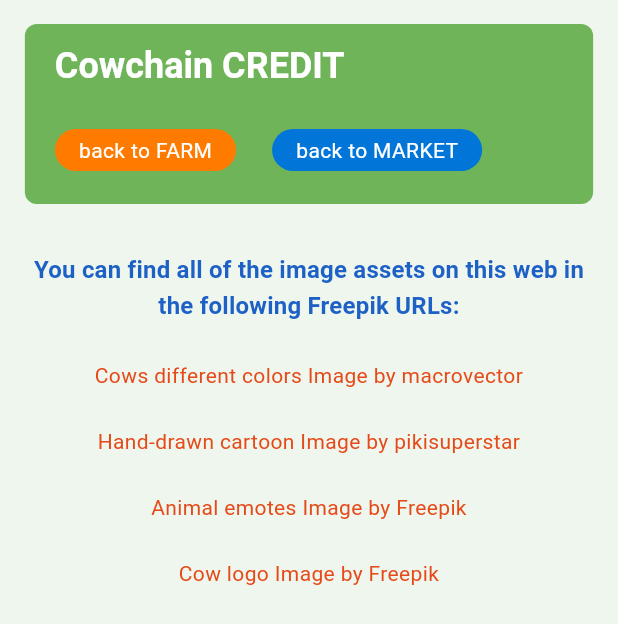
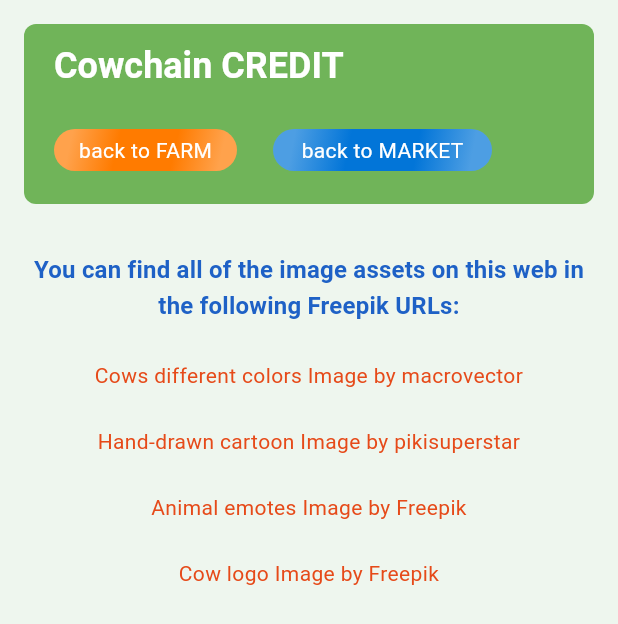
Before and after one commit to hasToDev/cowchain-farm-app, a Flutter app: the CreditPage screen opened by its route, on a phone screen of 412 x 824 dp. Shown: the top 624 px of the screen. Run offline on Flutter 3.47's test engine with Material 2 defaults, Android fonts, the phone set to English and light mode, and no system bars; our stand-ins replace fixnum, get_time_ago, go_router; missing offline and left inert: stellar_flutter_sdk.

Commit message:
update Credit page

```diff
--- a/lib/pages/credit_page.dart
+++ b/lib/pages/credit_page.dart
@@ -65,12 +65,12 @@
                                   double maxWidth = constraints.maxWidth;
                                   double leftPad = 0;
                                   double rightPad = 0;
-                                  if (maxWidth >= 534) {
-                                    leftPad = maxWidth - 534;
-                                  } else if (maxWidth >= 326 && maxWidth < 534) {
-                                    rightPad = maxWidth - 326;
-                                  } else if (maxWidth >= 186 && maxWidth < 326) {
-                                    rightPad = maxWidth - 186;
+                                  if (maxWidth >= 540) {
+                                    leftPad = maxWidth - 540;
+                                  } else if (maxWidth >= 332 && maxWidth < 540) {
+                                    rightPad = maxWidth - 332;
+                                  } else if (maxWidth >= 192 && maxWidth < 332) {
+                                    rightPad = maxWidth - 192;
                                   }
                                   return Padding(
                                     padding: EdgeInsets.only(
@@ -135,22 +135,48 @@
   // Contains list of Navigation button for credit page.
   List<Widget> barActionButtons(BuildContext context) {
     return [
-      Padding(
+      Container(
+        width: 146,
         padding: const EdgeInsets.only(right: 24),
-        child: AppButton(
+        child: AppGradientButton(
           title: 'back to FARM',
-          backgroundColor: const Color.fromRGBO(255, 123, 0, 1),
+          gradient: const LinearGradient(
+            begin: Alignment.topLeft,
+            end: Alignment.bottomRight,
+            stops: [0.1, 0.35, 0.5, 0.65, 0.9],
+            colors: [
+              Color.fromRGBO(255, 162, 76, 1),
+              Color.fromRGBO(255, 123, 0, 1),
+              Color.fromRGBO(255, 123, 0, 1),
+              Color.fromRGBO(255, 123, 0, 1),
+              Color.fromRGBO(255, 162, 76, 1),
+            ],
+          ),
           onTap: () async {
             context.go('/farm');
           },
         ),
       ),
-      AppButton(
-        title: 'back to MARKET',
-        backgroundColor: const Color.fromRGBO(2, 117, 216, 1),
-        onTap: () async {
-          context.go('/market');
-        },
+      SizedBox(
+        width: 146,
+        child: AppGradientButton(
+          title: 'back to MARKET',
+          gradient: const LinearGradient(
+            begin: Alignment.topLeft,
+            end: Alignment.bottomRight,
+            stops: [0.1, 0.35, 0.5, 0.65, 0.9],
+            colors: [
+              Color.fromRGBO(77, 158, 227, 1),
+              Color.fromRGBO(2, 117, 216, 1),
+              Color.fromRGBO(2, 117, 216, 1),
+              Color.fromRGBO(2, 117, 216, 1),
+              Color.fromRGBO(77, 158, 227, 1),
+            ],
+          ),
+          onTap: () async {
+            context.go('/market');
+          },
+        ),
       ),
     ];
   }
```
